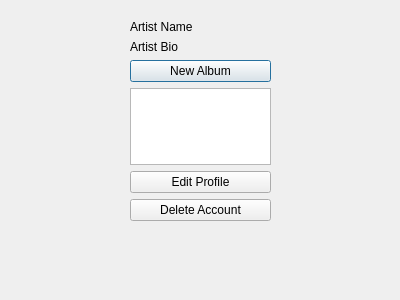
Qt form Source/artistwindow.ui (nahal-miri/Spotify) before a commit.
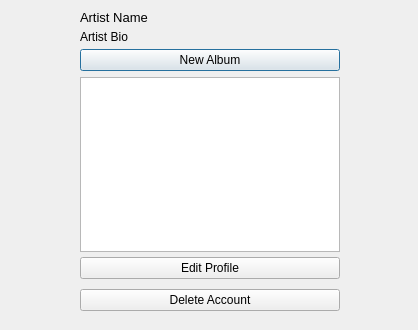
The same form after that commit.

Diff of the .ui file:
```diff
--- a/Source/artistwindow.ui
+++ b/Source/artistwindow.ui
@@ -6,27 +6,32 @@
    <rect>
     <x>0</x>
     <y>0</y>
-    <width>400</width>
-    <height>300</height>
+    <width>418</width>
+    <height>330</height>
    </rect>
   </property>
   <property name="windowTitle">
    <string>Dialog</string>
   </property>
-  <widget class="QWidget" name="layoutWidget">
+  <widget class="QWidget" name="">
    <property name="geometry">
     <rect>
-     <x>130</x>
-     <y>20</y>
-     <width>141</width>
-     <height>201</height>
+     <x>80</x>
+     <y>10</y>
+     <width>260</width>
+     <height>301</height>
     </rect>
    </property>
-   <layout class="QVBoxLayout" name="verticalLayout">
+   <layout class="QVBoxLayout" name="verticalLayout_5">
+    <item>
+     <layout class="QVBoxLayout" name="verticalLayout_4">
+      <property name="spacing">
+       <number>5</number>
+      </property>
     <item>
      <widget class="QLabel" name="artistNameLabel">
       <property name="text">
-       <string>&lt;html&gt;&lt;head/&gt;&lt;body&gt;&lt;p&gt;Artist Name&lt;/p&gt;&lt;/body&gt;&lt;/html&gt;</string>
+         <string>&lt;html&gt;&lt;head/&gt;&lt;body&gt;&lt;p&gt;&lt;span style=&quot; font-size:10pt;&quot;&gt;Artist Name&lt;/span&gt;&lt;/p&gt;&lt;/body&gt;&lt;/html&gt;</string>
       </property>
      </widget>
     </item>
@@ -44,10 +49,29 @@
       </property>
      </widget>
     </item>
+     </layout>
+    </item>
+    <item>
+     <layout class="QVBoxLayout" name="verticalLayout_3">
+      <property name="spacing">
+       <number>5</number>
+      </property>
+      <item>
+       <layout class="QVBoxLayout" name="verticalLayout">
+        <property name="topMargin">
+         <number>0</number>
+        </property>
+       </layout>
+      </item>
     <item>
      <widget class="QListWidget" name="albumsListWidget"/>
     </item>
     <item>
+       <layout class="QVBoxLayout" name="verticalLayout_2">
+        <property name="spacing">
+         <number>10</number>
+        </property>
+        <item>
      <widget class="QPushButton" name="editProfileButton">
       <property name="text">
        <string>Edit Profile</string>
@@ -60,6 +84,10 @@
        <string>Delete Account</string>
       </property>
      </widget>
+        </item>
+       </layout>
+      </item>
+     </layout>
     </item>
    </layout>
   </widget>
```
Lines whose indentation alone changed are shown as unchanged.
